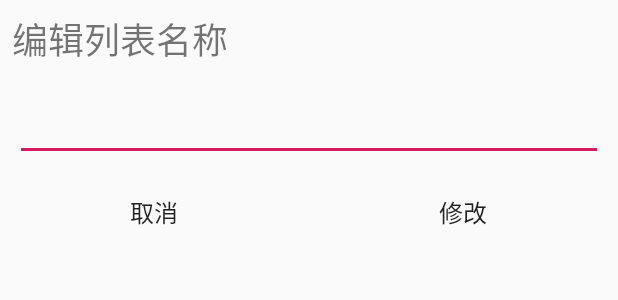
After one commit to PetitsRaids/LittleThoughts, an Android app: the layout edit_list_dialog.xml on its own in the app's theme, with its tools: preview values and no code run, on a phone screen of 412 x 824 dp. The commit adds this screen. Shown: the top 300 px of the screen. Run offline under Robolectric (Android 15) with nearby library versions, the phone set to English and light mode, and no system bars.

Commit message:
first release

```diff
--- a/app/src/main/java/com/example/littlethoughts/HeadFragment.java
+++ b/app/src/main/java/com/example/littlethoughts/HeadFragment.java
@@ -30,8 +30,8 @@ public class HeadFragment extends Fragment {
     @Override
     public void onActivityCreated(@Nullable Bundle savedInstanceState) {
         super.onActivityCreated(savedInstanceState);
-        cover.setImageDrawable(getResources().getDrawable(R.drawable.linmeimei));
-        GlideApp.with(HeadFragment.this).load(R.drawable.xiao_ice).circleCrop().into(headPortrait);
+        cover.setImageDrawable(getResources().getDrawable(R.drawable.sensei));
+        GlideApp.with(HeadFragment.this).load(R.drawable.sensei3).circleCrop().into(headPortrait);
         userName.setText(R.string.user_name);
         email.setText(R.string.email);
     }
--- a/app/src/main/java/com/example/littlethoughts/MenuFragment.java
+++ b/app/src/main/java/com/example/littlethoughts/MenuFragment.java
@@ -80,6 +80,11 @@ public class MenuFragment extends Fragment {
         childList.add(list);
     }
 
+    public void editChild(int groupId, int childId, String name){
+        childList.get(groupId).set(childId, name);
+        adapter.notifyDataSetChanged();
+    }
+
     public void removeChild(int groupId, int childId){
         childList.get(groupId).remove(childId);
         adapter.notifyDataSetChanged();
--- a/app/src/main/res/layout/activity_main.xml
+++ b/app/src/main/res/layout/activity_main.xml
@@ -31,8 +31,8 @@
                     android:layout_width="match_parent"
                     android:layout_height="match_parent"
                     android:fitsSystemWindows="true"
-                    android:scaleType="center"
-                    android:src="@drawable/linmeimei"
+                    android:scaleType="centerCrop"
+                    android:src="@drawable/sensei2"
                     app:layout_collapseMode="parallax" />
 
                 <android.support.v7.widget.Toolbar
--- /dev/null
+++ b/app/src/main/res/layout/edit_list_dialog.xml
@@ -0,0 +1,44 @@
+<?xml version="1.0" encoding="utf-8"?>
+<LinearLayout xmlns:android="http://schemas.android.com/apk/res/android"
+    android:layout_width="match_parent"
+    android:layout_height="wrap_content"
+    android:orientation="vertical">
+
+    <TextView
+        android:layout_width="match_parent"
+        android:layout_height="wrap_content"
+        android:text="@string/edit_list_name"
+        android:textSize="24sp"
+        android:layout_margin="8dp"/>
+
+    <EditText
+        android:id="@+id/edit_list_name"
+        android:layout_width="match_parent"
+        android:layout_height="wrap_content"
+        android:inputType="text"
+        android:layout_margin="10sp"/>
+
+    <LinearLayout
+        android:layout_width="match_parent"
+        android:layout_height="wrap_content">
+
+        <Button
+            android:id="@+id/edit_cancel"
+            android:layout_width="0dp"
+            android:layout_height="wrap_content"
+            android:layout_weight="1"
+            android:text="@string/cancel"
+            android:textSize="16sp"
+            style="@style/Base.Widget.AppCompat.ButtonBar.AlertDialog"/>
+
+        <Button
+            android:id="@+id/edit_sure"
+            android:layout_width="0dp"
+            android:layout_height="wrap_content"
+            android:layout_weight="1"
+            android:text="@string/sure_edit"
+            android:textSize="16sp"
+            style="@style/Base.Widget.AppCompat.ButtonBar.AlertDialog"/>
+    </LinearLayout>
+
+</LinearLayout>
--- a/app/src/main/res/layout/thoughts_item.xml
+++ b/app/src/main/res/layout/thoughts_item.xml
@@ -4,9 +4,9 @@
     android:id="@+id/thoughts_card_view"
     android:layout_width="match_parent"
     android:layout_height="wrap_content"
-    android:layout_margin="5dp"
+    android:layout_margin="3dp"
     app:cardCornerRadius="5dp"
-    app:cardElevation="5dp">
+    app:cardElevation="3dp">
 
     <LinearLayout
         android:layout_width="match_parent"
--- a/app/src/main/res/values/strings.xml
+++ b/app/src/main/res/values/strings.xml
@@ -22,4 +22,5 @@
     <string name="delete_message">删掉吗？</string>
     <string name="delete_without_select">请先选择一个列表</string>
     <string name="edit_list_name">编辑列表名称</string>
+    <string name="sure_edit">修改</string>
 </resources>
```
Also changed, not shown: app/src/main/java/com/example/littlethoughts/MainActivity.java (+25 -0 lines), app/src/main/java/com/example/littlethoughts/ThoughtsFragment.java (+19 -9 lines), app/src/main/java/com/example/littlethoughts/TodoFragment.java (+5 -2 lines), app/src/main/res/drawable-v24/linmeimei.jpg (deleted), app/src/main/res/drawable-v24/sensei.jpg (added), app/src/main/res/drawable-v24/sensei2.jpg (added), app/src/main/res/drawable-v24/sensei3.jpg (added), app/src/main/res/drawable-v24/xiao_ice.jpg (deleted).
